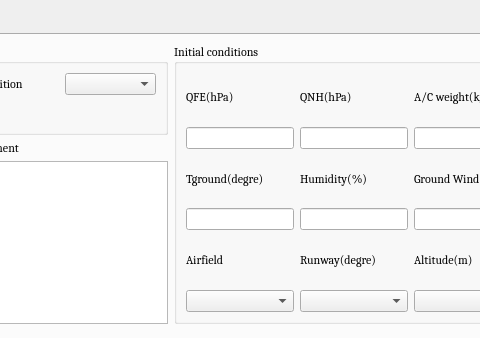
Qt form cleansky_LMSM/ui_to_py/Test_execution.ui (HouzeZHANG/CSLMSM) before a commit; both pictures show x 690 to 1170 and y 0 to 338 of the 1400 by 652 pixel window.
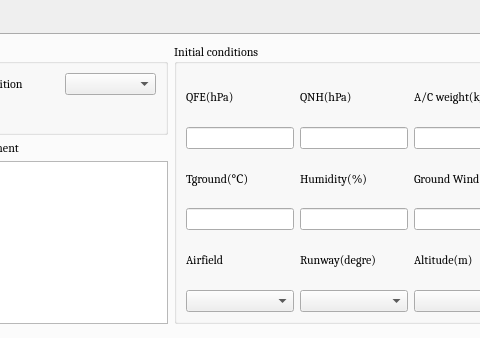
The same form after that commit.

```diff
--- a/cleansky_LMSM/ui_to_py/Test_execution.ui
+++ b/cleansky_LMSM/ui_to_py/Test_execution.ui
@@ -191,7 +191,7 @@
                 </font>
                </property>
                <property name="text">
-                <string>Tground(degre)</string>
+                <string>Tground(℃)</string>
                </property>
               </widget>
              </item>
```
Left out of the diff: 126 changed lines with no effect on the pictures.
